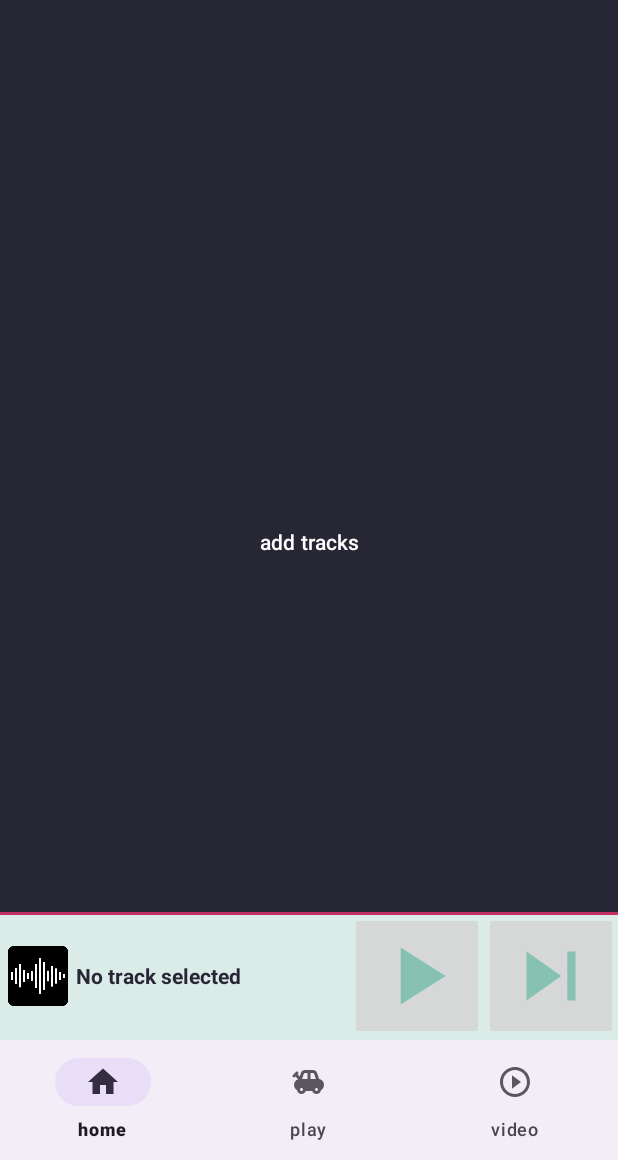
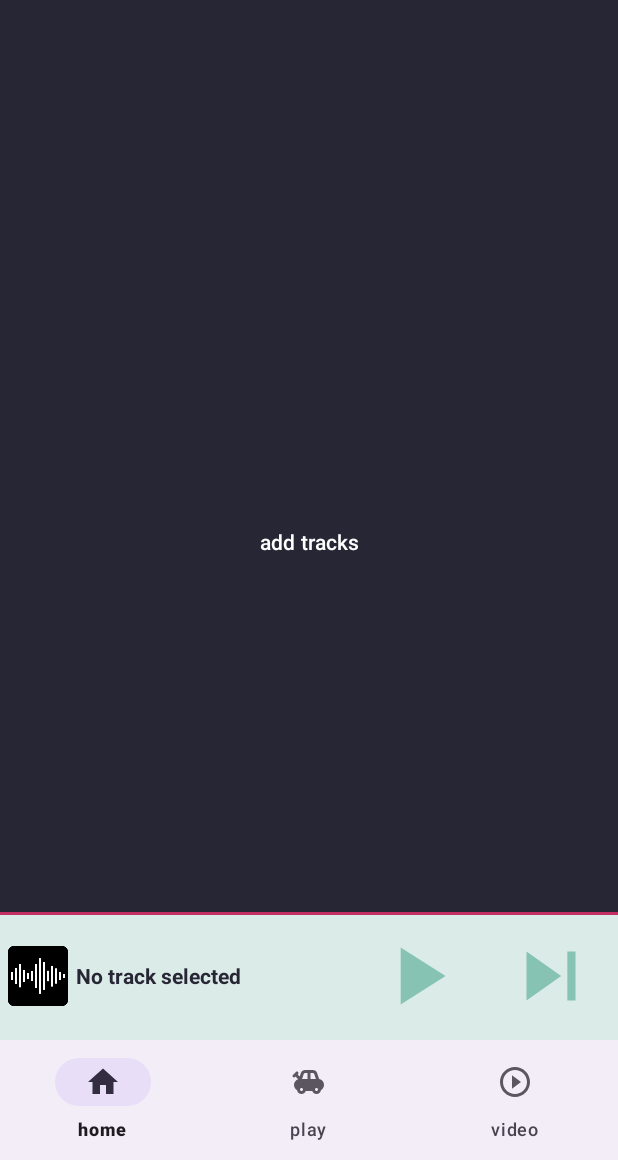
Before and after one commit to PedaleDivino/CoffeePlayer, an Android app: the screen it shows after launch (MainActivity), on a phone screen of 412 x 824 dp, the part 76-1236 px from its top. Run offline under Robolectric (Android 15) with nearby library versions, the phone set to English and light mode, and no system bars.

```diff
--- a/app/build.gradle
+++ b/app/build.gradle
@@ -34,6 +34,7 @@ android {
 
 dependencies {
 
+    implementation 'com.google.android.exoplayer:exoplayer:2.17.0'
     implementation 'androidx.core:core-ktx:1.7.0'
     implementation 'androidx.appcompat:appcompat:1.5.1'
     implementation 'com.google.android.material:material:1.7.0'
--- a/app/src/main/res/layout/activity_main.xml
+++ b/app/src/main/res/layout/activity_main.xml
@@ -37,6 +37,7 @@
         android:id="@+id/recyclerViewId"
         android:layout_width="match_parent"
         android:layout_height="wrap_content"
+        android:layout_above="@+id/miniplayer"
         android:layout_below="@+id/mediaPlayerTitleId"/>
 
     <Button
@@ -83,6 +84,7 @@
             android:layout_width="wrap_content"
             android:layout_height="wrap_content"
             android:layout_alignParentEnd="true"
+            android:backgroundTint="#00FFFFFF"
             android:src="@drawable/skip_main" />
 
         <ImageButton
@@ -92,6 +94,7 @@
             android:layout_height="wrap_content"
             android:layout_toStartOf="@id/skip_main"
             android:src="@drawable/play_main"
+            android:backgroundTint="#00FFFFFF"
             android:visibility="visible" />
 
         <ImageButton
@@ -101,6 +104,7 @@
             android:layout_height="wrap_content"
             android:layout_toStartOf="@id/skip_main"
             android:src="@drawable/pause_main"
+            android:backgroundTint="#00FFFFFF"
             android:visibility="gone" />
 
     </RelativeLayout>
```
Also changed, not shown: app/src/main/java/com/example/mediaplayer/FragmentVideo.kt (+12 -17 lines), app/src/main/res/layout/player_video.xml (+8 -5 lines).
